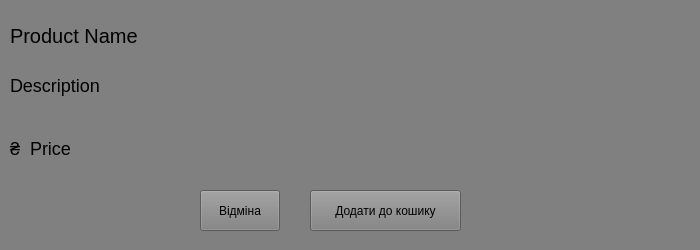
BeanDx/zoo-shop-qt-coursework, file productitem.ui: the form before one commit.
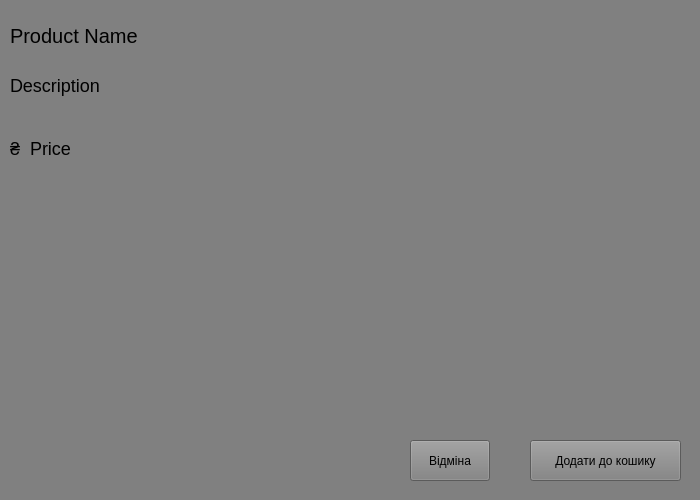
The form after the commit.

Commit message: Added an Admin panel button. It is visible only to the user with the 'Admin' email address.

What changed in the file:
```diff
--- a/productitem.ui
+++ b/productitem.ui
@@ -7,19 +7,19 @@
     <x>0</x>
     <y>0</y>
     <width>700</width>
-    <height>250</height>
+    <height>500</height>
    </rect>
   </property>
   <property name="minimumSize">
    <size>
     <width>700</width>
-    <height>250</height>
+    <height>500</height>
    </size>
   </property>
   <property name="maximumSize">
    <size>
     <width>700</width>
-    <height>250</height>
+    <height>500</height>
    </size>
   </property>
   <property name="sizeIncrement">
@@ -55,7 +55,7 @@
     <rect>
      <x>10</x>
      <y>70</y>
-     <width>471</width>
+     <width>671</width>
      <height>31</height>
     </rect>
    </property>
@@ -69,8 +69,8 @@
   <widget class="QPushButton" name="product_add_to_cart_btn">
    <property name="geometry">
     <rect>
-     <x>310</x>
-     <y>190</y>
+     <x>530</x>
+     <y>440</y>
      <width>151</width>
      <height>41</height>
     </rect>
@@ -82,8 +82,8 @@
   <widget class="QPushButton" name="product_cancel_btn">
    <property name="geometry">
     <rect>
-     <x>200</x>
-     <y>190</y>
+     <x>410</x>
+     <y>440</y>
      <width>80</width>
      <height>41</height>
     </rect>
@@ -124,6 +124,19 @@
     <string>Price</string>
    </property>
   </widget>
+  <widget class="QLabel" name="productImageLabel">
+   <property name="geometry">
+    <rect>
+     <x>20</x>
+     <y>180</y>
+     <width>631</width>
+     <height>231</height>
+    </rect>
+   </property>
+   <property name="text">
+    <string/>
+   </property>
+  </widget>
  </widget>
  <resources/>
  <connections/>
```
The commit also changes 4 other files.
